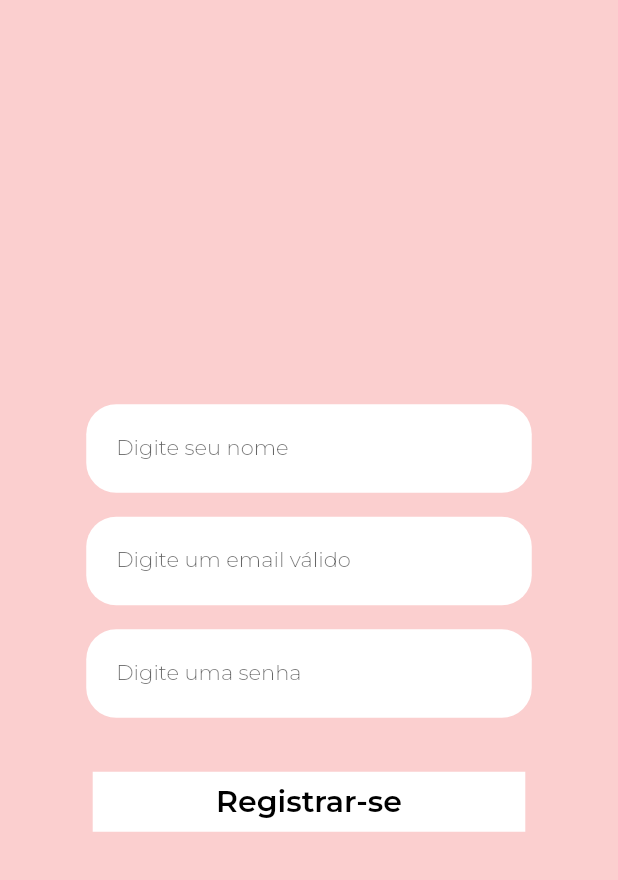
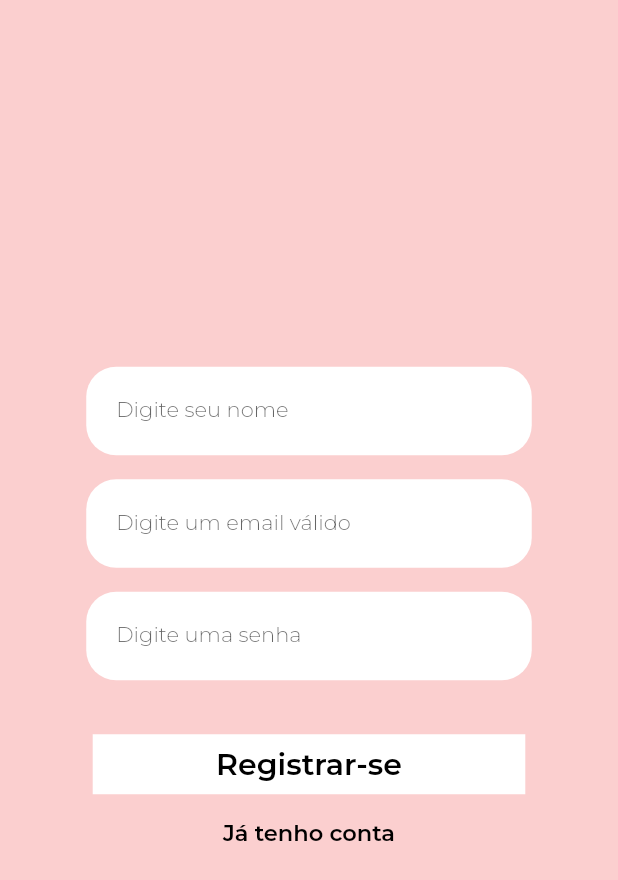
Before and after one commit to mmessiasdev/Storyes, a Flutter app: the screen it shows after launch, after a tap on "Criar conta", on a phone screen of 412 x 824 dp. Shown: the top 880 px of the screen. Run offline on Flutter 3.47's test engine with Material 2 defaults, Android fonts, the phone set to English and light mode, and no system bars; our stand-ins replace cached_network_image, firebase_auth, firebase_core, google_fonts; accounts and stored records are empty; network calls fail.

Commit message:
V - 0.7.1

```diff
--- a/front/fluttercode/lib/view/login.dart
+++ b/front/fluttercode/lib/view/login.dart
@@ -85,19 +85,19 @@ class _LoginState extends State<Login> {
                           ),
                         ),
                       ),
-                      Padding(
-                        padding: const EdgeInsets.all(8.0),
-                        child: FractionallySizedBox(
+                      FractionallySizedBox(
                         widthFactor: 0.75,
                         child: TextButton(
                           onPressed: () {
-                              Navigator.push(
+                            Navigator.pushReplacement(
                               context,
                               MaterialPageRoute(
                                 builder: ((context) => Registration()),
                               ),
                             );
                           },
+                          child: Padding(
+                            padding: const EdgeInsets.all(8.0),
                             child: ThourdText(
                               align: TextAlign.center,
                               size: 15,
--- a/front/fluttercode/lib/view/product.dart
+++ b/front/fluttercode/lib/view/product.dart
@@ -48,7 +48,10 @@ class _ProductPageState extends State<ProductPage> {
         Header(
           icon: Icon(Icons.arrow_back_ios_new_rounded),
           widget: HomePage(),
-          title: PrimaryText(text: 'Storyes'),
+          title: PrimaryText(
+            text: 'Storyes',
+            align: TextAlign.center,
+          ),
         ),
         Column(
           children: [
--- a/front/fluttercode/lib/view/register.dart
+++ b/front/fluttercode/lib/view/register.dart
@@ -84,7 +84,9 @@ class _RegistrationState extends State<Registration> {
                   onPressed: () {
                     Cadastrar();
                   },
-                  child: Container(
+                  child: Column(
+                    children: [
+                      Container(
                         width: MediaQuery.of(context).size.width * 0.70,
                         color: Colors.white,
                         child: Padding(
@@ -96,6 +98,29 @@ class _RegistrationState extends State<Registration> {
                           ),
                         ),
                       ),
+                      FractionallySizedBox(
+                        widthFactor: 0.75,
+                        child: TextButton(
+                          onPressed: () {
+                            Navigator.pushReplacement(
+                              context,
+                              MaterialPageRoute(
+                                builder: ((context) => const Login()),
+                              ),
+                            );
+                          },
+                          child: Padding(
+                            padding: const EdgeInsets.all(8.0),
+                            child: ThourdText(
+                              align: TextAlign.center,
+                              size: 15,
+                              text: 'Já tenho conta',
+                            ),
+                          ),
+                        ),
+                      ),
+                    ],
+                  ),
                 ),
               ),
             ),
--- /dev/null
+++ b/front/fluttercode/lib/view/search.dart
@@ -0,0 +1,30 @@
+import 'package:flutter/material.dart';
+import 'package:fluttercode/view/HomePage.dart';
+import 'package:fluttercode/view/components/textform.dart';
+
+class Search extends StatelessWidget {
+  Search({Key? key}) : super(key: key);
+
+  final _searchProductController = TextEditingController();
+
+  @override
+  Widget build(BuildContext context) {
+    return MaterialApp(
+      debugShowCheckedModeBanner: false,
+      home: Scaffold(
+        body: Column(
+          crossAxisAlignment: CrossAxisAlignment.center,
+          children: [
+            Center(
+              child: TextForm(
+                controller: _searchProductController,
+                password: false,
+                text: 'Procure algum produto',
+              ),
+            )
+          ],
+        ),
+      ),
+    );
+  }
+}
--- a/front/fluttercode/lib/view/widgets/textsdefault.dart
+++ b/front/fluttercode/lib/view/widgets/textsdefault.dart
@@ -4,13 +4,15 @@ import 'package:flutter/src/widgets/framework.dart';
 import 'package:google_fonts/google_fonts.dart';
 
 class PrimaryText extends StatelessWidget {
-  PrimaryText({required this.text});
+  PrimaryText({required this.text, required this.align});
 
   String text;
+  TextAlign align;
 
   @override
   Widget build(BuildContext context) {
     return Text(text,
+        textAlign: align,
         style: GoogleFonts.montserrat(
             color: Colors.black,
             decoration: TextDecoration.none,
@@ -61,6 +63,7 @@ class ThourdText extends StatelessWidget {
           maxLines: 2,
           textAlign: align,
           style: GoogleFonts.montserrat(
+              decoration: TextDecoration.none,
               color: Colors.black,
               fontSize: size,
               fontWeight: FontWeight.w600)),
```
Also changed, not shown: front/fluttercode/lib/view/containers/homepage/header.dart (+10 -1 lines), front/fluttercode/lib/view/homepage.dart (+6 -2 lines), front/fluttercode/lib/view/menu.dart (added, +102 -0 lines). Lines whose indentation alone changed are shown as unchanged.
